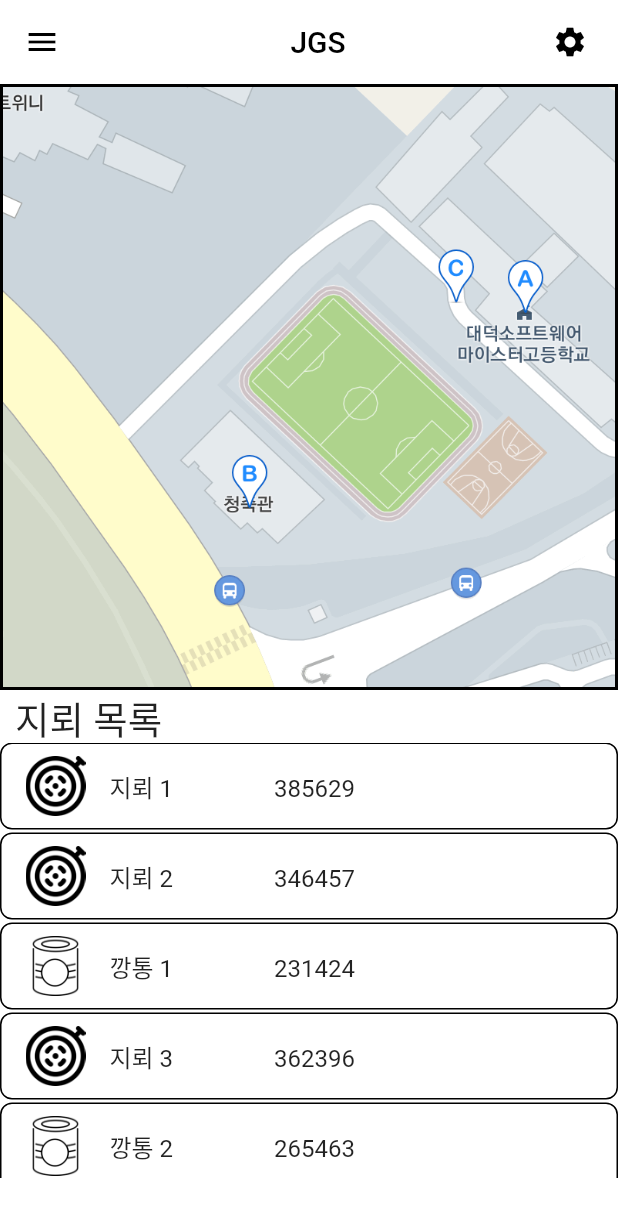
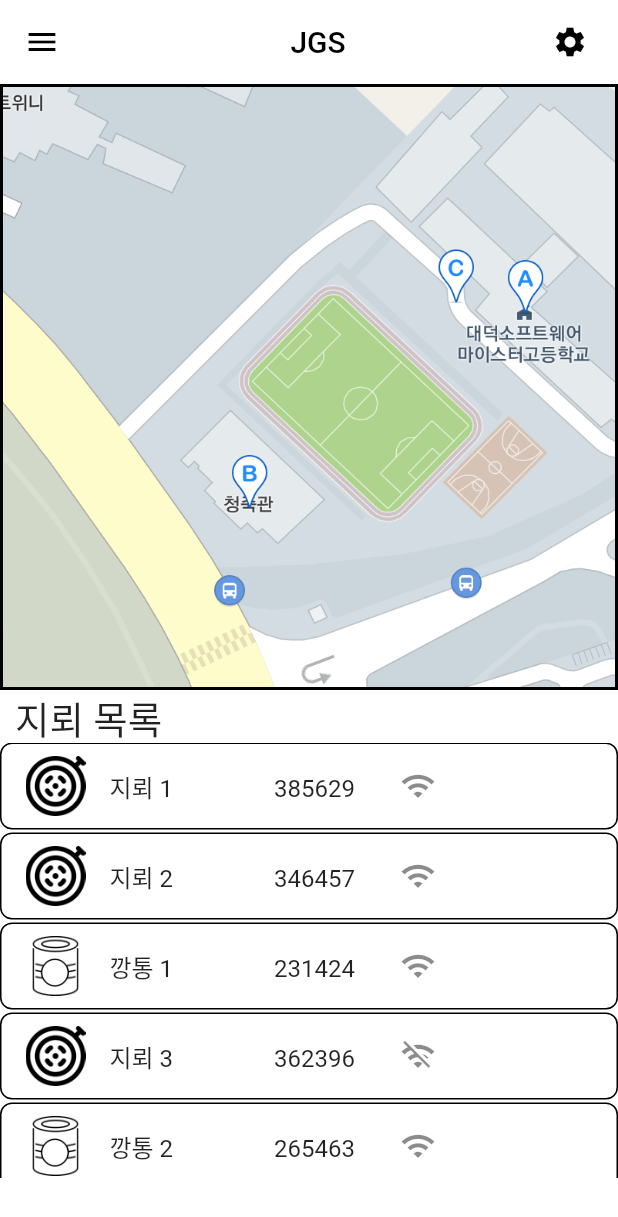
Before and after one commit to Yoochanhong/JGS, a Flutter app: the screen it shows after launch, on a phone screen of 412 x 824 dp. Shown: the top 1217 px of the screen. Run offline on Flutter 3.47's test engine with Material 2 defaults, Android fonts, the phone set to English and light mode, and no system bars; Roboto replaces fonts that are missing (NanumGothicCodeing).

Commit message:
상태 아이콘으로 보여주기

```diff
--- a/lib/main.dart
+++ b/lib/main.dart
@@ -74,9 +74,15 @@ class MyHomePage extends StatelessWidget {
                     ),
                   ),
                   child: ListTile(
-                    title: Text(
+                    title: Row(
+                      children: [
+                        Text(
                           "지뢰 1                 385629",
                           style: TextStyle(fontFamily: "NanumGothicCodeing"),
+                        ),
+                        SizedBox(width: 30),
+                        Icon(Icons.wifi),
+                      ],
                     ),
                     leading: Image.asset("assets/images/mine.png", width: 40),
                   ),
@@ -90,9 +96,15 @@ class MyHomePage extends StatelessWidget {
                     ),
                   ),
                   child: ListTile(
-                    title: Text(
+                    title: Row(
+                      children: [
+                        Text(
                           "지뢰 2                 346457",
                           style: TextStyle(fontFamily: "NanumGothicCodeing"),
+                        ),
+                        SizedBox(width: 30),
+                        Icon(Icons.wifi),
+                      ],
                     ),
                     leading: Image.asset("assets/images/mine.png", width: 40),
                   ),
@@ -106,9 +118,15 @@ class MyHomePage extends StatelessWidget {
                     ),
                   ),
                   child: ListTile(
-                    title: Text(
+                    title: Row(
+                      children: [
+                        Text(
                           "깡통 1                 231424",
                           style: TextStyle(fontFamily: "NanumGothicCodeing"),
+                        ),
+                        SizedBox(width: 30),
+                        Icon(Icons.wifi),
+                      ],
                     ),
                     leading: Image.asset("assets/images/can.png", width: 40),
                   ),
@@ -122,9 +140,15 @@ class MyHomePage extends StatelessWidget {
                     ),
                   ),
                   child: ListTile(
-                    title: Text(
+                    title: Row(
+                      children: [
+                        Text(
                           "지뢰 3                 362396",
                           style: TextStyle(fontFamily: "NanumGothicCodeing"),
+                        ),
+                        SizedBox(width: 30),
+                        Icon(Icons.wifi_off),
+                      ],
                     ),
                     leading: Image.asset("assets/images/mine.png", width: 40),
                   ),
@@ -138,9 +162,15 @@ class MyHomePage extends StatelessWidget {
                     ),
                   ),
                   child: ListTile(
-                    title: Text(
+                    title: Row(
+                      children: [
+                        Text(
                           "깡통 2                 265463",
                           style: TextStyle(fontFamily: "NanumGothicCodeing"),
+                        ),
+                        SizedBox(width: 30),
+                        Icon(Icons.wifi),
+                      ],
                     ),
                     leading: Image.asset("assets/images/can.png", width: 40),
                   ),
```
Lines whose indentation alone changed are shown as unchanged.
